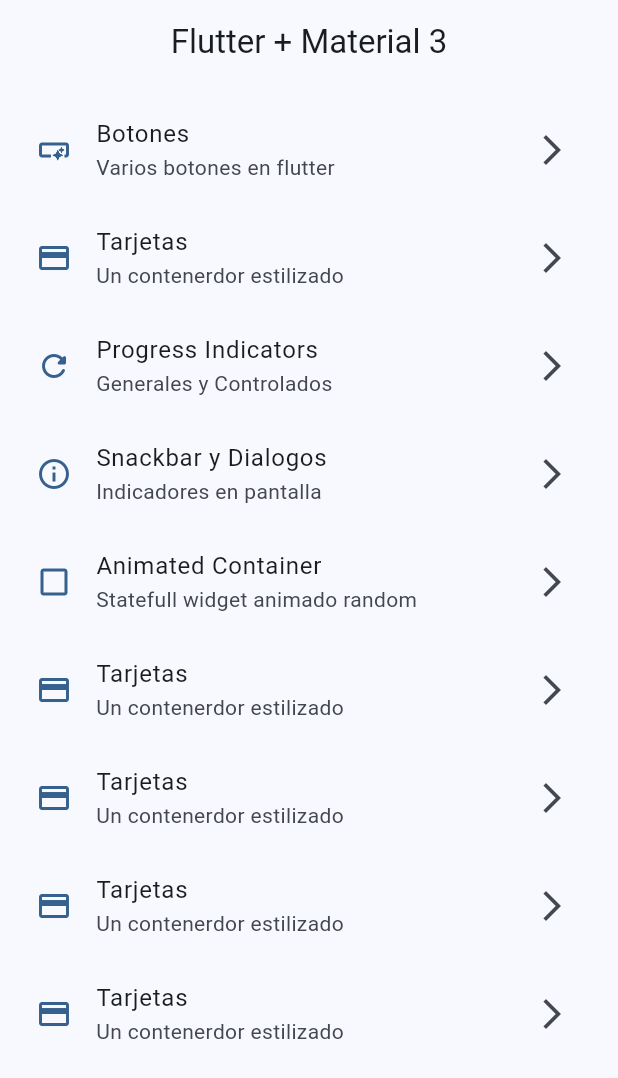
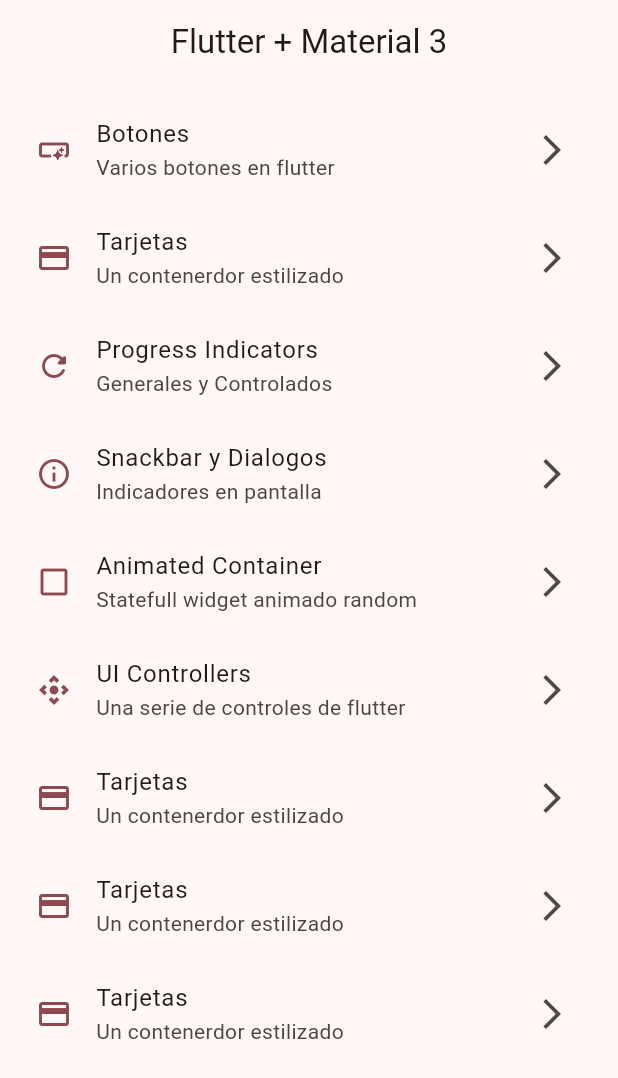
Before and after one commit to JhustynC/widgets_app, a Flutter app: the screen it shows after launch, on a phone screen of 412 x 824 dp. Shown: the top 1078 px of the screen. Run offline on Flutter 3.47's test engine with Material 2 defaults, Android fonts, the phone set to English and light mode, and no system bars; our stand-ins replace go_router.

```diff
--- a/lib/config/menu/menu_items.dart
+++ b/lib/config/menu/menu_items.dart
@@ -45,11 +45,10 @@ class MenuItem {
       icon: Icons.check_box_outline_blank,
     ),
     MenuItem(
-      title: 'Tarjetas',
-      subTitle: 'Un contenerdor estilizado',
-      link: '/cards',
-      icon: Icons.credit_card,
-    ),
+        title: 'UI Controllers',
+        subTitle: 'Una serie de controles de flutter',
+        link: '/ui_controls',
+        icon: Icons.control_camera),
     MenuItem(
       title: 'Tarjetas',
       subTitle: 'Un contenerdor estilizado',
--- a/lib/config/router/app_router.dart
+++ b/lib/config/router/app_router.dart
@@ -35,5 +35,10 @@ final appRouter = GoRouter(
       path: '/animated',
       builder: (context, state) => const AnimatedScreen(),
     ),
+    GoRoute(
+      name: UiControlsScreen.name,
+      path: '/ui_controls',
+      builder: (context, state) => const UiControlsScreen(),
+    ),
   ],
 );
--- a/lib/config/theme/app_theme.dart
+++ b/lib/config/theme/app_theme.dart
@@ -7,6 +7,7 @@ const colorList = <Color>[
   Colors.green,
   Colors.orange,
   Colors.pink,
+  Color.fromARGB(255, 85, 11, 27)
 ];
 
 class AppTheme {
--- a/lib/main.dart
+++ b/lib/main.dart
@@ -15,7 +15,7 @@ class MainApp extends StatelessWidget {
       title: 'Flutter Widgets',
       routerConfig: appRouter,
       debugShowCheckedModeBanner: false,
-      theme: AppTheme(selectedColor: 0).getTheme(),
+      theme: AppTheme(selectedColor: 6).getTheme(),
     );
   }
 }
--- a/lib/presentation/screens/animated/animated_screen.dart
+++ b/lib/presentation/screens/animated/animated_screen.dart
@@ -44,8 +44,8 @@ class _AnimatedScreenState extends State<AnimatedScreen> {
       ),
       body: Center(
         child: AnimatedContainer(
-          duration: const Duration(milliseconds: 200),
-          curve: Curves.bounceOut,
+          duration: const Duration(milliseconds: 500),
+          curve: Curves.easeOutBack,
           width: width <= 0 ? 0 : width,
           height: heigth <= 0 ? 0 : heigth,
           decoration: BoxDecoration(
```
Also changed, not shown: lib/presentation/screens/buttons/buttons_screen.dart (+5 -3 lines), lib/presentation/screens/ui_controls/ui_controls_screen.dart (+113 -1 lines).
